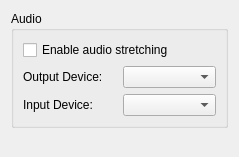
First picture: the form in src/citra/configuration/configure_audio.ui, repository GreenAmaranthine/citra, before the edit.
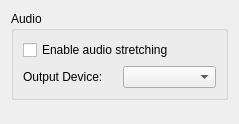
Second picture: the form after the edit.

What changed in the file:
```diff
--- a/src/citra/configuration/configure_audio.ui
+++ b/src/citra/configuration/configure_audio.ui
@@ -7,7 +7,7 @@
     <x>0</x>
     <y>0</y>
     <width>239</width>
-    <height>157</height>
+    <height>124</height>
    </rect>
   </property>
   <layout class="QVBoxLayout">
@@ -41,20 +41,6 @@
         </item>
        </layout>
       </item>
-      <item>
-       <layout class="QHBoxLayout" name="input">
-        <item>
-         <widget class="QLabel" name="input_device_label">
-          <property name="text">
-           <string>Input Device:</string>
-          </property>
-         </widget>
-        </item>
-        <item>
-         <widget class="QComboBox" name="input_device_combo_box"/>
-        </item>
-       </layout>
-      </item>
      </layout>
     </widget>
    </item>
```
